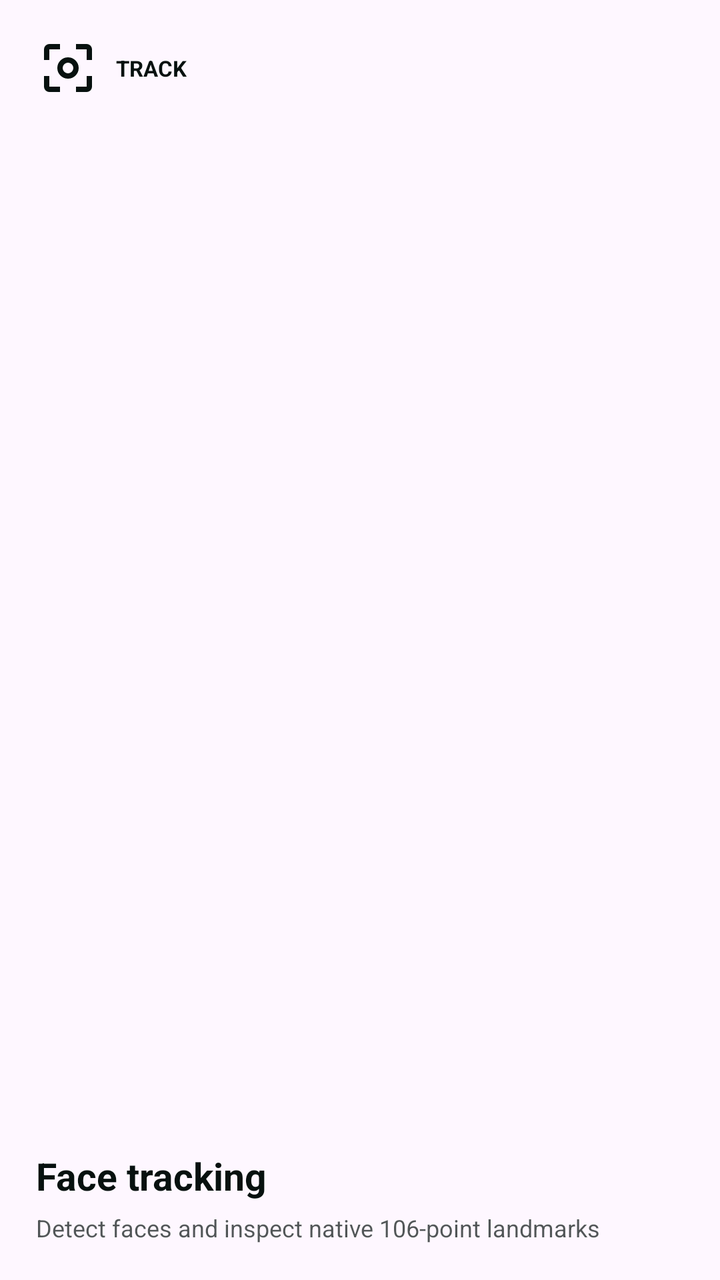
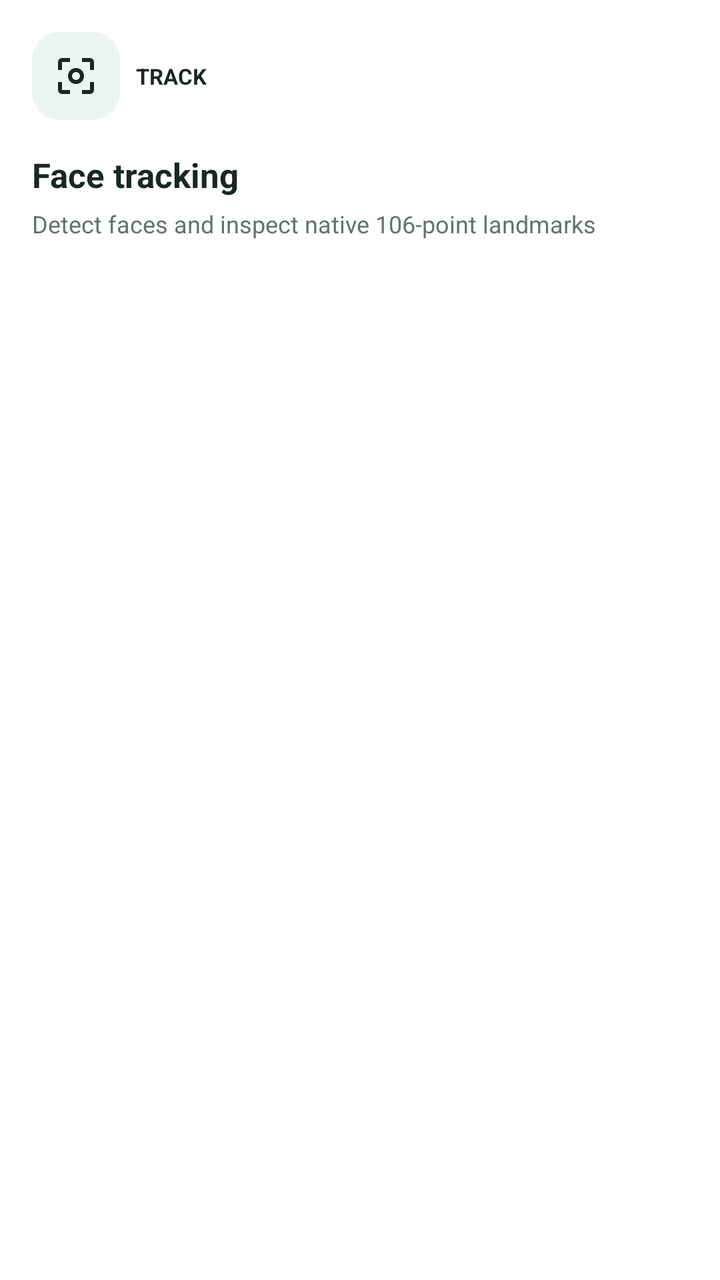

The first picture is an Android layout as it rendered before a commit; the second is the same layout after the commit. The layout source and the unified diff follow.
<!-- AndroidManifest.xml: application theme Theme.InspireFaceExample -->
<!-- res/layout/item_home_detection.xml -->
<?xml version="1.0" encoding="utf-8"?>
<LinearLayout xmlns:android="http://schemas.android.com/apk/res/android"
    android:layout_width="match_parent"
    android:layout_height="match_parent"
    android:gravity="bottom"
    android:orientation="vertical"
    android:padding="18dp">

    <LinearLayout
        android:layout_width="match_parent"
        android:layout_height="wrap_content"
        android:gravity="center_vertical"
        android:orientation="horizontal">

        <ImageView
            android:layout_width="32dp"
            android:layout_height="32dp"
            android:contentDescription="@null"
            android:importantForAccessibility="no"
            android:src="@drawable/ic_home_tracking" />

        <TextView
            android:layout_width="wrap_content"
            android:layout_height="wrap_content"
            android:layout_marginStart="8dp"
            android:text="@string/menu_badge_detection"
            android:textColor="@color/home_tile_text_dark"
            android:textSize="11sp"
            android:textStyle="bold" />
    </LinearLayout>

    <Space
        android:layout_width="1dp"
        android:layout_height="0dp"
        android:layout_weight="1" />

    <TextView
        android:layout_width="match_parent"
        android:layout_height="wrap_content"
        android:text="@string/face_detection_title"
        android:textColor="@color/home_tile_text_dark"
        android:textSize="19sp"
        android:textStyle="bold" />

    <TextView
        android:layout_width="match_parent"
        android:layout_height="wrap_content"
        android:layout_marginTop="5dp"
        android:maxLines="2"
        android:text="@string/home_detection_desc"
        android:textColor="@color/home_tile_text_dark_secondary"
        android:textSize="12sp" />
</LinearLayout>
<!-- resources referenced by this layout -->
<resources>
  <color name="home_tile_text_dark">#FF07110F</color>
  <color name="home_tile_text_dark_secondary">#B307110F</color>
  <style name="Base.Theme.InspireFaceExample" parent="Theme.Material3.DayNight.NoActionBar">
          
          
      </style>
  <!-- unchanged entries left out for length: 5 -->
</resources>

<!-- the commit's change to res/layout/item_home_detection.xml (unified diff, before → after) -->
@@ -1,10 +1,11 @@
 <?xml version="1.0" encoding="utf-8"?>
 <LinearLayout xmlns:android="http://schemas.android.com/apk/res/android"
     android:layout_width="match_parent"
-    android:layout_height="match_parent"
-    android:gravity="bottom"
+    android:layout_height="wrap_content"
+    android:gravity="top"
+    android:minHeight="184dp"
     android:orientation="vertical"
-    android:padding="18dp">
+    android:padding="16dp">
 
     <LinearLayout
         android:layout_width="match_parent"
@@ -13,8 +14,11 @@
         android:orientation="horizontal">
 
         <ImageView
-            android:layout_width="32dp"
-            android:layout_height="32dp"
+            android:background="@drawable/bg_home_icon"
+            android:backgroundTint="@color/home_tile_cyan"
+            android:padding="10dp"
+            android:layout_width="44dp"
+            android:layout_height="44dp"
             android:contentDescription="@null"
             android:importantForAccessibility="no"
             android:src="@drawable/ic_home_tracking" />
@@ -31,23 +35,24 @@
 
     <Space
         android:layout_width="1dp"
-        android:layout_height="0dp"
-        android:layout_weight="1" />
+        android:layout_height="16dp" />
 
     <TextView
         android:layout_width="match_parent"
         android:layout_height="wrap_content"
         android:text="@string/face_detection_title"
         android:textColor="@color/home_tile_text_dark"
-        android:textSize="19sp"
+        android:textSize="17sp"
+        android:maxLines="2"
         android:textStyle="bold" />
 
     <TextView
         android:layout_width="match_parent"
         android:layout_height="wrap_content"
         android:layout_marginTop="5dp"
-        android:maxLines="2"
+        android:maxLines="3"
         android:text="@string/home_detection_desc"
         android:textColor="@color/home_tile_text_dark_secondary"
-        android:textSize="12sp" />
+        android:textSize="12sp"
+        android:lineSpacingExtra="1dp" />
 </LinearLayout>
<!-- resource entries referenced after the edit -->
@@ -1,10 +1,106 @@
 <!-- resources referenced by this layout -->
 <resources>
-  <color name="home_tile_text_dark">#FF07110F</color>
-  <color name="home_tile_text_dark_secondary">#B307110F</color>
-  <style name="Base.Theme.InspireFaceExample" parent="Theme.Material3.DayNight.NoActionBar">
-          
-          
+  <color name="home_tile_cyan">#EAF5F4</color>
+  <color name="home_tile_text_dark">#192722</color>
+  <color name="home_tile_text_dark_secondary">#64726E</color>
+  <!-- drawable bg_home_icon (drawable) -->
+  <shape xmlns:android="http://schemas.android.com/apk/res/android" android:shape="rectangle">
+      <solid android:color="@color/home_surface" />
+      <corners android:radius="14dp" />
+  </shape>
+  <color name="home_surface">#F5F7F8</color>
+  <style name="Base.Theme.InspireFaceExample" parent="Theme.Material3.Light.NoActionBar">
+          <item name="android:windowBackground">@color/home_background</item>
+          <item name="android:statusBarColor">@android:color/transparent</item>
+          <item name="android:navigationBarColor">@color/home_background</item>
+          <item name="android:windowLightStatusBar">true</item>
+          <item name="android:windowAnimationStyle">@style/AppWindowAnimation</item>
+          <item name="android:colorAccent">@color/liveness_accent</item>
+          <item name="colorPrimary">@color/liveness_accent</item>
+          <item name="colorOnPrimary">@color/white</item>
+          <item name="colorPrimaryContainer">@color/plus_accent_soft</item>
+          <item name="colorOnPrimaryContainer">@color/liveness_accent</item>
+          <item name="colorSecondary">@color/liveness_accent</item>
+          <item name="colorSecondaryContainer">@color/plus_accent_soft</item>
+          <item name="colorOnSecondaryContainer">@color/home_text_primary</item>
+          <item name="colorSurface">@color/home_background</item>
+          <item name="colorSurfaceVariant">@color/home_surface</item>
+          <item name="colorOnSurface">@color/home_text_primary</item>
+          <item name="colorOnSurfaceVariant">@color/home_text_secondary</item>
+          <item name="colorOutline">@color/home_stroke</item>
+          <item name="colorControlHighlight">#14237D63</item>
+          <item name="materialButtonStyle">@style/AppButton</item>
+          <item name="materialButtonOutlinedStyle">@style/AppButton.Outlined</item>
+          <item name="buttonBarPositiveButtonStyle">@style/AppButton.Text</item>
+          <item name="buttonBarNegativeButtonStyle">@style/AppButton.Text</item>
+          <item name="materialAlertDialogTheme">@style/ThemeOverlay.InspireFaceExample.PlusConsent</item>
+          <item name="shapeAppearanceSmallComponent">@style/AppShape.Small</item>
+          <item name="shapeAppearanceMediumComponent">@style/AppShape.Medium</item>
+          <item name="chipStyle">@style/AppChip</item>
+      </style>
+  <color name="home_background">#FFFFFF</color>
+  <style name="AppWindowAnimation" parent="@android:style/Animation.Activity">
+          <item name="android:activityOpenEnterAnimation">@anim/app_page_enter</item>
+          <item name="android:activityOpenExitAnimation">@anim/app_page_dim</item>
+          <item name="android:activityCloseEnterAnimation">@anim/app_page_return</item>
+          <item name="android:activityCloseExitAnimation">@anim/app_page_exit</item>
+      </style>
+  <color name="liveness_accent">#237D63</color>
+  <color name="white">#FFFFFFFF</color>
+  <color name="plus_accent_soft">#EDF6F1</color>
+  <color name="home_text_primary">#192722</color>
+  <color name="home_text_secondary">#64726E</color>
+  <color name="home_stroke">#E8EDEF</color>
+  <style name="AppButton" parent="Widget.Material3.Button">
+          <item name="android:minHeight">48dp</item>
+          <item name="android:textAllCaps">false</item>
+          <item name="android:fontFamily">sans-serif-medium</item>
+          <item name="android:stateListAnimator">@animator/plus_button_press</item>
+          <item name="android:textColor">@color/app_button_text</item>
+          <item name="backgroundTint">@color/app_button_background</item>
+          <item name="cornerRadius">16dp</item>
+      </style>
+  <style name="AppButton.Outlined" parent="Widget.Material3.Button.OutlinedButton">
+          <item name="android:minHeight">48dp</item>
+          <item name="android:textAllCaps">false</item>
+          <item name="android:textColor">@color/app_control_text</item>
+          <item name="android:stateListAnimator">@animator/plus_button_press</item>
+          <item name="strokeColor">@color/home_stroke</item>
+          <item name="cornerRadius">16dp</item>
+      </style>
+  <style name="AppButton.Text" parent="Widget.Material3.Button.TextButton">
+          <item name="android:minHeight">48dp</item>
+          <item name="android:textAllCaps">false</item>
+          <item name="android:stateListAnimator">@animator/plus_button_press</item>
+          <item name="android:textColor">@color/app_control_text</item>
+      </style>
+  <style name="ThemeOverlay.InspireFaceExample.PlusConsent" parent="ThemeOverlay.Material3.MaterialAlertDialog">
+          <item name="colorSurface">@color/plus_background</item>
+          <item name="colorOnSurface">@color/plus_text</item>
+          <item name="colorOnSurfaceVariant">@color/plus_text_secondary</item>
+          <item name="colorPrimary">@color/plus_accent</item>
+          <item name="android:windowAnimationStyle">@style/PlusConsentWindowAnimation</item>
+          <item name="android:backgroundDimAmount">0.22</item>
+      </style>
+  <style name="AppShape.Small" parent="ShapeAppearance.Material3.SmallComponent">
+          <item name="cornerSize">12dp</item>
+      </style>
+  <style name="AppShape.Medium" parent="ShapeAppearance.Material3.MediumComponent">
+          <item name="cornerSize">22dp</item>
+      </style>
+  <style name="AppChip" parent="Widget.Material3.Chip.Filter">
+          <item name="chipBackgroundColor">@color/app_segment_background</item>
+          <item name="android:textColor">@color/app_control_text</item>
+          <item name="chipStrokeColor">@color/home_stroke</item>
+          <item name="android:stateListAnimator">@animator/plus_button_press</item>
+      </style>
+  <color name="plus_background">#FFFFFF</color>
+  <color name="plus_text">#192722</color>
+  <color name="plus_text_secondary">#64726E</color>
+  <color name="plus_accent">#237D63</color>
+  <style name="PlusConsentWindowAnimation">
+          <item name="android:windowEnterAnimation">@anim/plus_dialog_enter</item>
+          <item name="android:windowExitAnimation">@anim/plus_dialog_exit</item>
       </style>
   <!-- unchanged entries left out for length: 5 -->
 </resources>
